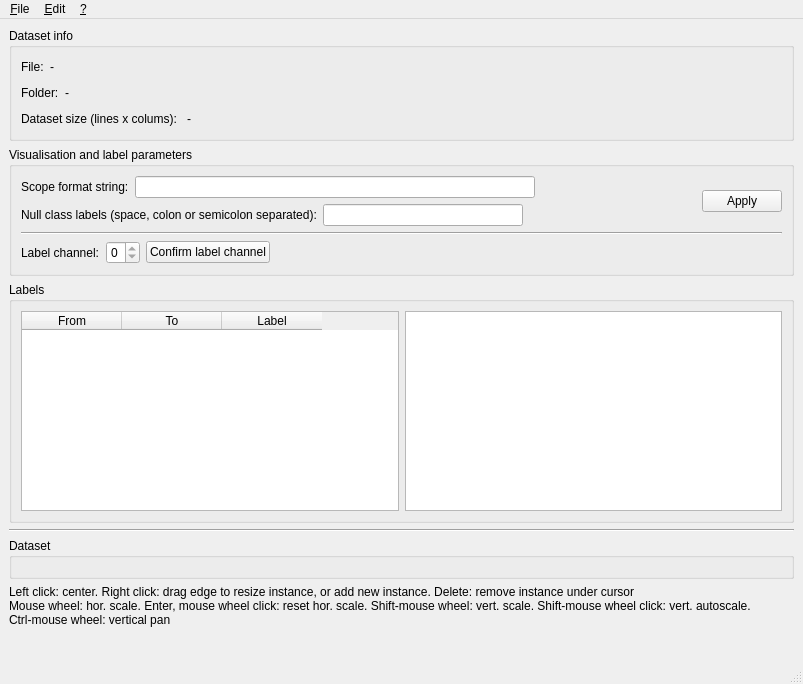
Above: source/mainwindow.ui from droggen/Labeller before the change. Below: the same form after it.
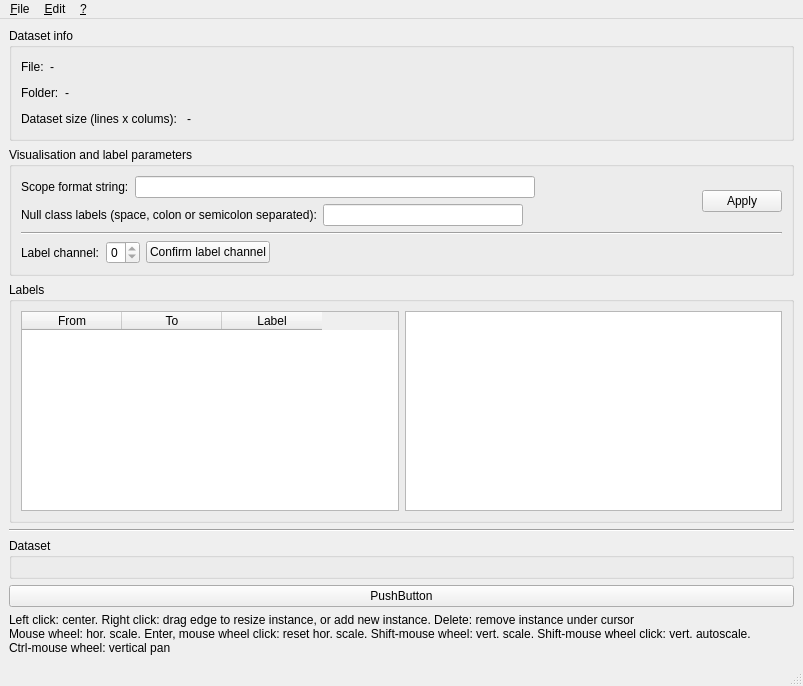
That is the form after the change.

Commit message: test async dialog

```diff
--- a/source/mainwindow.ui
+++ b/source/mainwindow.ui
@@ -388,6 +388,13 @@
       <layout class="QVBoxLayout" name="verticalLayout_4"/>
      </widget>
     </item>
+    <item>
+     <widget class="QPushButton" name="pushButton">
+      <property name="text">
+       <string>PushButton</string>
+      </property>
+     </widget>
+    </item>
     <item>
      <widget class="QLabel" name="label_8">
       <property name="text">
```
The commit also changes 5 other files.
